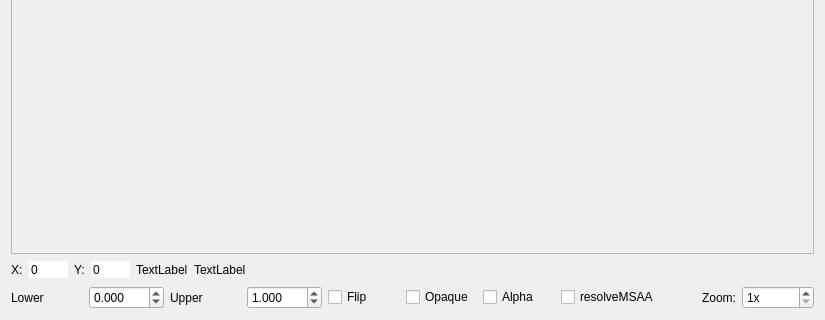
First picture: the form in gui/ui/imageviewer.ui, repository apitrace/apitrace, before the edit; both pictures show x 0 to 825 and y 309 to 629 of the 825 by 629 pixel window.
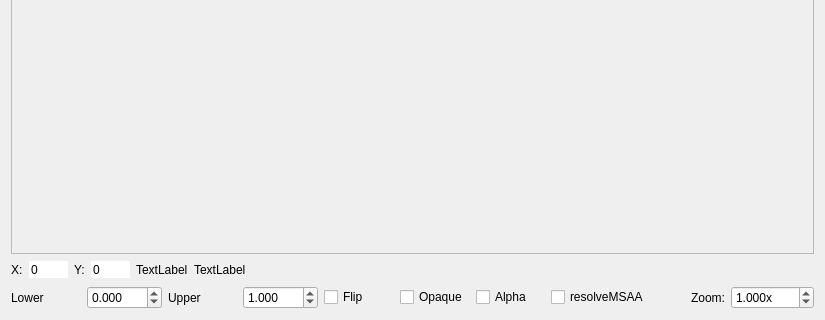
Second picture: the form after the edit. Custom widgets are drawn as their Qt base class.

Commit message: gui: fractional zoom in ImageWidget and zoom range increase

What changed in the file:
```diff
--- a/gui/ui/imageviewer.ui
+++ b/gui/ui/imageviewer.ui
@@ -220,27 +220,30 @@
       </widget>
      </item>
      <item>
-      <widget class="QSpinBox" name="zoomSpinBox">
+      <widget class="AdaptiveDoubleSpinBox" name="zoomSpinBox">
        <property name="specialValueText">
         <string/>
        </property>
+       <property name="prefix">
+        <string/>
+       </property>
        <property name="suffix">
         <string>x</string>
        </property>
-       <property name="prefix">
-        <string/>
+       <property name="decimals">
+        <number>3</number>
        </property>
        <property name="minimum">
-        <number>1</number>
+        <double>0.001000000000000</double>
        </property>
        <property name="maximum">
-        <number>15</number>
+        <double>1024.000000000000000</double>
        </property>
        <property name="singleStep">
         <number>1</number>
        </property>
        <property name="value">
-        <number>1</number>
+        <double>1.000000000000000</double>
        </property>
       </widget>
      </item>
@@ -248,6 +251,13 @@
    </item>
   </layout>
  </widget>
+ <customwidgets>
+  <customwidget>
+   <class>AdaptiveDoubleSpinBox</class>
+   <extends>QDoubleSpinBox</extends>
+   <header>adaptivedoublespinbox.h</header>
+  </customwidget>
+ </customwidgets>
  <resources/>
  <connections/>
 </ui>
```
Left out of the diff: 2 changed lines with no effect on the pictures. The commit also changes 3 other files.
